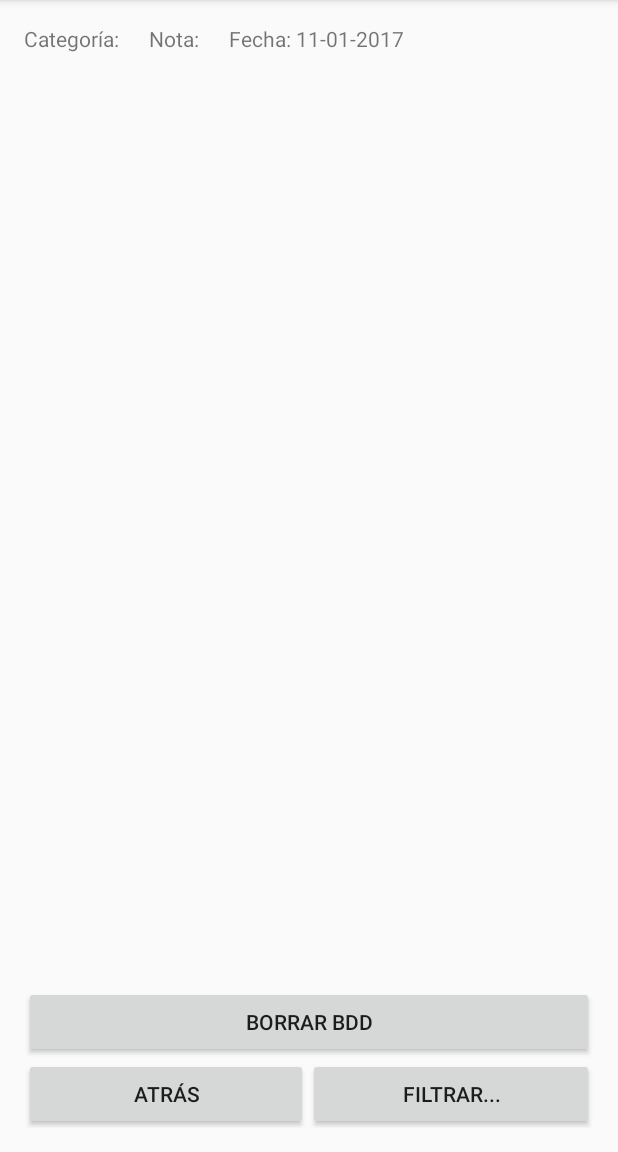
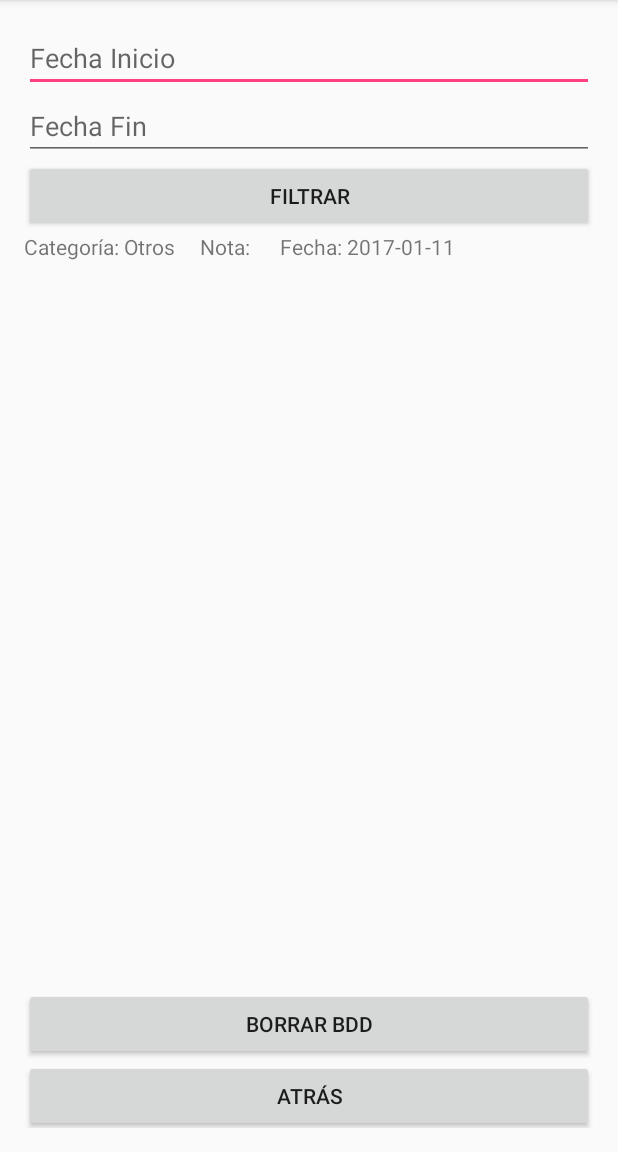
Before and after one commit to ChristianGlezCoding/Anotacion, an Android app: the Resultados screen opened directly, with no data from a screen before it, on a phone screen of 412 x 824 dp, the part 84-1236 px from its top. Run offline under Robolectric (Android 15) with nearby library versions, the phone set to English and light mode, and no system bars.

Commit message:
App terminada para examen

```diff
--- a/app/src/main/AndroidManifest.xml
+++ b/app/src/main/AndroidManifest.xml
@@ -9,14 +9,16 @@
         android:supportsRtl="true"
         android:theme="@style/AppTheme">
         <activity android:name=".MainActivity">
+
+        </activity>
+        <activity android:name=".Resultados" />
+        <activity android:name=".Main2Activity">
             <intent-filter>
                 <action android:name="android.intent.action.MAIN" />
 
                 <category android:name="android.intent.category.LAUNCHER" />
             </intent-filter>
         </activity>
-        <activity android:name=".Resultados" />
-        <activity android:name=".Filtros"></activity>
     </application>
 
 </manifest>
--- a/app/src/main/java/prueba/anotaciones/Resultados.java
+++ b/app/src/main/java/prueba/anotaciones/Resultados.java
@@ -8,6 +8,7 @@ import android.os.Bundle;
 import android.util.AttributeSet;
 import android.view.View;
 import android.widget.Button;
+import android.widget.EditText;
 import android.widget.TextView;
 import android.widget.Toast;
 
@@ -17,9 +18,9 @@ import java.util.ArrayList;
 
 public class Resultados extends AppCompatActivity {
     TextView resultados;
-    Button atras, filtrar, borrar;
+    Button atras, borrar, filtrar;
     BaseDatos db;
-    MainActivity main;
+    EditText fecha_inicio, fecha_fin;
 
 
     @Override
@@ -30,8 +31,12 @@ public class Resultados extends AppCompatActivity {
 
         resultados = (TextView)findViewById(R.id.textViewResultados);
         atras = (Button)findViewById(R.id.buttonAtras);
+
+        borrar = (Button)findViewById(R.id.ButtonBorrar);
         filtrar = (Button)findViewById(R.id.buttonFiltrar);
-        borrar = (Button)findViewById(R.id.ButtonBorrar);
+
+        fecha_inicio = (EditText)findViewById(R.id.editTextFechaInicio);
+        fecha_fin = (EditText)findViewById(R.id.editTextFechaFin);
 
 
 
@@ -43,12 +48,7 @@ public class Resultados extends AppCompatActivity {
             }
         });
 
-        filtrar.setOnClickListener(new View.OnClickListener() {
-            @Override
-            public void onClick(View v) {
 
-            }
-        });
 
         borrar.setOnClickListener((new View.OnClickListener() {
             @Override
@@ -61,7 +61,34 @@ public class Resultados extends AppCompatActivity {
             }
         }));
 
+
+
         mostrarArticulos(resultados);
+
+
+        filtrar.setOnClickListener(new View.OnClickListener() {
+            @Override
+            public void onClick(View v) {
+                String fecha_in, fecha_fi;
+
+                fecha_in = fecha_inicio.getText().toString();
+                fecha_fi = fecha_fin.getText().toString();
+
+                if (fecha_fi.isEmpty()){
+
+                    fecha_fi = "31-12-9999";
+
+                }
+                if(fecha_in.isEmpty()){
+
+                    fecha_in = "01-01-1900";
+                }
+
+                mostrarArticulosFiltrados(fecha_in, fecha_fi);
+
+
+            }
+        });
     }
 
     private void mostrarArticulos(TextView r){
@@ -80,4 +107,21 @@ public class Resultados extends AppCompatActivity {
             i++;
         }
     }
+
+    private void mostrarArticulosFiltrados( String fecha_in, String fecha_fin){
+
+
+        ArrayList<String> articulos;
+        articulos = db.obtenerRegistrosFiltrados(db.getReadableDatabase(), fecha_in, fecha_fin);
+
+        int i = 1;
+
+        resultados.setText("");
+        for(String dato : articulos){
+            resultados.append(dato + "    ");
+            if( i % 3 == 0)
+                resultados.append("\n");
+            i++;
+        }
+    }
 }
--- a/app/src/main/res/layout/activity_resultados.xml
+++ b/app/src/main/res/layout/activity_resultados.xml
@@ -11,6 +11,29 @@
     tools:context="prueba.anotaciones.Resultados"
     android:orientation="vertical"
     android:weightSum="1">
+
+    <EditText
+        android:layout_width="match_parent"
+        android:layout_height="wrap_content"
+        android:inputType="textPersonName"
+        android:ems="10"
+        android:id="@+id/editTextFechaInicio"
+        android:hint="Fecha Inicio"
+        />
+
+    <EditText
+        android:layout_width="match_parent"
+        android:layout_height="wrap_content"
+        android:inputType="textPersonName"
+        android:ems="10"
+        android:id="@+id/editTextFechaFin"
+        android:hint="Fecha Fin" />
+
+    <Button
+        android:text="Filtrar"
+        android:layout_width="match_parent"
+        android:layout_height="wrap_content"
+        android:id="@+id/buttonFiltrar" />
 
     <ScrollView
         android:layout_width="match_parent"
@@ -26,7 +49,8 @@
                 android:layout_width="match_parent"
                 android:layout_height="wrap_content"
                 android:id="@+id/textViewResultados"
-                android:layout_weight="0.99" />
+                android:layout_weight="0.99"
+                android:hint="Resultados" />
         </LinearLayout>
     </ScrollView>
 
@@ -49,12 +73,6 @@
             android:id="@+id/buttonAtras"
             android:layout_weight="1" />
 
-        <Button
-            android:text="@string/filtrar"
-            android:layout_width="wrap_content"
-            android:layout_height="wrap_content"
-            android:id="@+id/buttonFiltrar"
-            android:layout_weight="1" />
     </LinearLayout>
 
 
```
Also changed, not shown: app/src/main/java/prueba/anotaciones/BaseDatos.java (+33 -1 lines), app/src/main/java/prueba/anotaciones/Main2Activity.java (added, +42 -0 lines), app/src/main/java/prueba/anotaciones/MainActivity.java (+23 -4 lines), app/src/main/res/layout/activity_main.xml (+41 -10 lines), app/src/main/res/layout/activity_main2.xml (added, +25 -0 lines).
